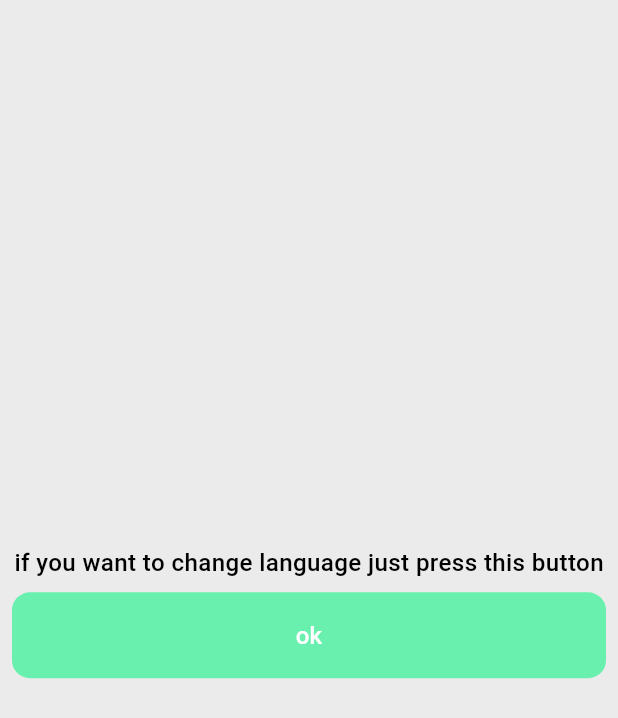
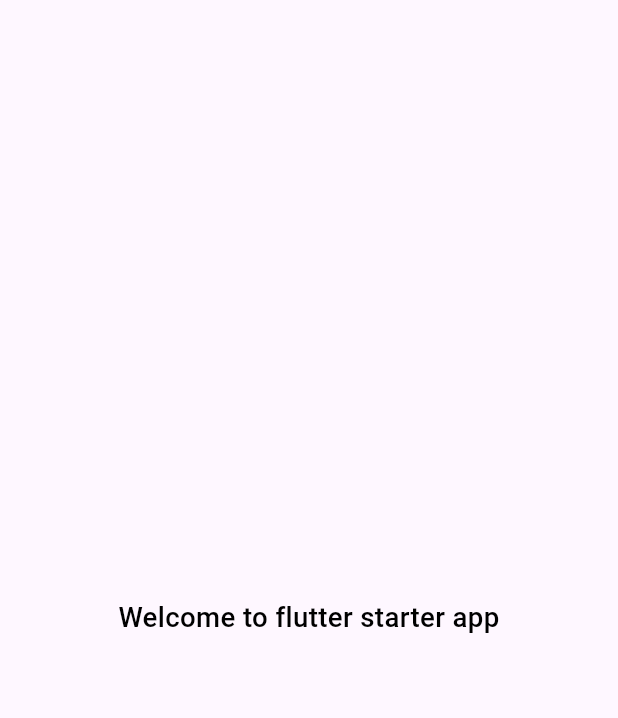
Before and after one commit to Mohamed1226/flutter_starter, a Flutter app: the screen it shows after launch, on a phone screen of 412 x 824 dp. Shown: the top 718 px of the screen. Run offline on Flutter 3.47's test engine with Material 3 defaults, Android fonts, the light colour scheme and no system bars; our stand-ins replace dio, equatable, extended_image, flutter_bloc, flutter_screenutil, flutter_secure_storage and 7 more; missing offline and left inert: cache_manager; Roboto replaces fonts that are missing (Tajawal).

Commit message:
remove un used code

```diff
--- a/lib/app.dart
+++ b/lib/app.dart
@@ -4,12 +4,12 @@ import 'package:flutter_screenutil/flutter_screenutil.dart';
 import 'package:ready_structure/core/di/locator.dart';
 import 'package:ready_structure/core/routing/routes.dart';
 import 'package:ready_structure/core/services/navigation.dart';
+import 'package:ready_structure/splash_screen.dart';
 
 import 'core/app_localization/app_localization.dart';
 import 'core/constant/dimens.dart';
 import 'core/routing/app_router.dart';
 import 'generated/l10n.dart';
-import 'feature/change_language/ui/screen/change_lang_screen.dart';
 
 class MyApp extends StatelessWidget {
   const MyApp({super.key});
@@ -33,10 +33,10 @@ class MyApp extends StatelessWidget {
               // Built-in localization of basic text for Cupertino widgets
               GlobalCupertinoLocalizations.delegate,
             ],
-            initialRoute: Routes.onBoarding,
+            initialRoute: Routes.splash,
             onGenerateRoute: AppRouter.generateRoute,
             navigatorKey: locator<NavigationService>().navigatorKey,
-            home: const ChangeLangScreen(),
+            home: const SplashScreen(),
           );
         });
   }
--- a/lib/core/di/locator.dart
+++ b/lib/core/di/locator.dart
@@ -1,6 +1,5 @@
 import 'package:get_it/get_it.dart';
 import 'package:ready_structure/core/ui/cubit/application_cubit.dart';
-import 'package:ready_structure/feature/change_language/ui/cubit/chnage_lang_cubit.dart';
 
 import '../services/navigation.dart';
 import '../shared_prefs/app_shared_prefs.dart';
@@ -11,5 +10,4 @@ void setupLocator() {
   locator.registerLazySingleton<NavigationService>(() => NavigationService());
   locator.registerLazySingleton<AppSharedPrefs>(() => AppSharedPrefs());
   locator.registerLazySingleton<ApplicationCubit>(() => ApplicationCubit());
-  locator.registerLazySingleton<ChangeLangCubit>(() => ChangeLangCubit());
 }
--- a/lib/core/routing/app_router.dart
+++ b/lib/core/routing/app_router.dart
@@ -4,18 +4,18 @@ import 'package:flutter/cupertino.dart';
 import 'package:flutter/foundation.dart';
 import 'package:flutter/material.dart';
 import 'package:ready_structure/core/routing/routes.dart';
-import 'package:ready_structure/feature/change_language/ui/screen/change_lang_screen.dart';
+import 'package:ready_structure/splash_screen.dart';
 
 class AppRouter {
   static Widget generatePage(String? name, Object? arguments) {
     Widget page;
     switch (name) {
-      case Routes.onBoarding:
-        page = const ChangeLangScreen();
+      case Routes.splash:
+        page = const SplashScreen();
         break;
 
       ///example if there is arguments
-      // case Routes.onBoarding:
+      // case Routes.splash:
       //   final arg = arguments as List;
       //   page = onBoarding(
       //     user: arg.first as Future<user>,
--- a/lib/core/routing/routes.dart
+++ b/lib/core/routing/routes.dart
@@ -1,3 +1,4 @@
 class Routes {
-  static const String onBoarding = "/onBoarding";
+  static const String changeLang = "/onBoarding";
+  static const String splash = "/splash";
 }
--- a/lib/core/ui/cubit/application_cubit.dart
+++ b/lib/core/ui/cubit/application_cubit.dart
@@ -28,7 +28,7 @@ class ApplicationCubit extends AppCubit {
 
   void refreshApp({bool withReRunApp = true}) {
     if (withReRunApp) {
-      locator<NavigationService>().pushNamedAndRemoveUntil(Routes.onBoarding);
+      locator<NavigationService>().pushNamedAndRemoveUntil(Routes.changeLang);
     } else {
       rebuildAllChildren(
           locator<NavigationService>().navigatorKey.currentState!.context);
--- a/lib/feature/change_language/ui/cubit/chnage_lang_cubit.dart
+++ /dev/null
@@ -1,25 +0,0 @@
-import 'package:flutter/material.dart';
-import 'package:ready_structure/core/app_localization/app_localization.dart';
-import 'package:ready_structure/core/di/locator.dart';
-import 'package:ready_structure/core/helpers/enum/app_mode.dart';
-import 'package:ready_structure/core/routing/routes.dart';
-import 'package:ready_structure/core/services/navigation.dart';
-import 'package:ready_structure/core/shared_prefs/app_shared_prefs.dart';
-import 'package:ready_structure/core/ui/cubit/app_cubit.dart';
-import 'package:ready_structure/core/ui/cubit/application_cubit.dart';
-import 'package:ready_structure/core/ui/state/cubit_state.dart';
-
-class ChangeLangCubit extends AppCubit {
-  ChangeLangCubit() : super(InitResource());
-
-  void changeLanguage()  {
-    if (locator<AppSharedPrefs>().appLanguage != null &&
-        locator<AppSharedPrefs>().appLanguage! == AppLocalize.langAr) {
-      AppLocalize.changeAppLocal(AppLocalize.langEn);
-    } else {
-      AppLocalize.changeAppLocal(AppLocalize.langAr);
-    }
-      emit(SuccessResource());
-    locator<ApplicationCubit>().refreshApp(withReRunApp: false);
-  }
-}
--- a/lib/feature/change_language/ui/screen/change_lang_screen.dart
+++ /dev/null
@@ -1,30 +0,0 @@
-import 'package:flutter/material.dart';
-import 'package:ready_structure/core/theming/colors/colors_manager.dart';
-import 'package:ready_structure/core/ui/screen/app_statefull.dart';
-import 'package:ready_structure/feature/change_language/ui/cubit/chnage_lang_cubit.dart';
-import 'package:ready_structure/feature/change_language/ui/widget/change_lang_button.dart';
-
-class ChangeLangScreen extends StatefulWidget {
-  const ChangeLangScreen({super.key});
-
-  @override
-  State<ChangeLangScreen> createState() => _ChangeLangScreenState();
-}
-
-class _ChangeLangScreenState
-    extends AppScreen<ChangeLangScreen, ChangeLangCubit> {
-  @override
-  Widget content() {
-    return blocConsumer(builder: (context, state) {
-      return Scaffold(
-        backgroundColor: ColorsManager.instance(context).primaryColor,
-        body: ChangeLangButton(onPressed: () {
-          cubit.changeLanguage();
-        }),
-      );
-    });
-  }
-
-  @override
-  onInitState() {}
-}
--- a/lib/feature/change_language/ui/widget/change_lang_button.dart
+++ /dev/null
@@ -1,33 +0,0 @@
-import 'package:flutter/material.dart';
-import 'package:ready_structure/core/app_localization/app_localization.dart';
-import 'package:ready_structure/core/theming/styles/fonts.dart';
-import 'package:ready_structure/core/ui/screen/app_stateless.dart';
-import 'package:ready_structure/core/ui/widgets/rounded_animated_button.dart';
-
-class ChangeLangButton extends AppStatelessScreen {
-  ChangeLangButton({super.key, required this.onPressed});
-
-  Function onPressed;
-
-  @override
-  content() {
-    return Column(
-      mainAxisAlignment: MainAxisAlignment.center,
-      crossAxisAlignment: CrossAxisAlignment.center,
-      children: [
-        Text(
-          AppLocalize.gen.change_lang_desc,
-          style: Styles.font14PrimaryColorWeight500(color: Colors.black),
-        ),
-        Padding(
-          padding: const EdgeInsets.all(8.0),
-          child: RoundedAnimatedButton(
-              text: AppLocalize.gen.ok,
-              onPressed: () {
-                onPressed();
-              }),
-        )
-      ],
-    );
-  }
-}
--- /dev/null
+++ b/lib/splash_screen.dart
@@ -0,0 +1,26 @@
+import 'package:flutter/material.dart';
+import 'package:ready_structure/core/theming/styles/fonts.dart';
+
+class SplashScreen extends StatelessWidget {
+  const SplashScreen({super.key});
+
+  @override
+  Widget build(BuildContext context) {
+    return Scaffold(
+      body:   Container(
+        width: MediaQuery.of(context).size.width,
+        child: Column(
+        mainAxisAlignment: MainAxisAlignment.center,
+        crossAxisAlignment: CrossAxisAlignment.center,
+        children: [
+          Text(
+            textAlign: TextAlign.center,
+            "Welcome to flutter starter app",
+            style: Styles.font14PrimaryColorWeight500(color: Colors.black,fontSize: AppFontSize.fontSize_16),
+          ),
+        ],
+    ),
+      ),
+    );
+  }
+}
```
